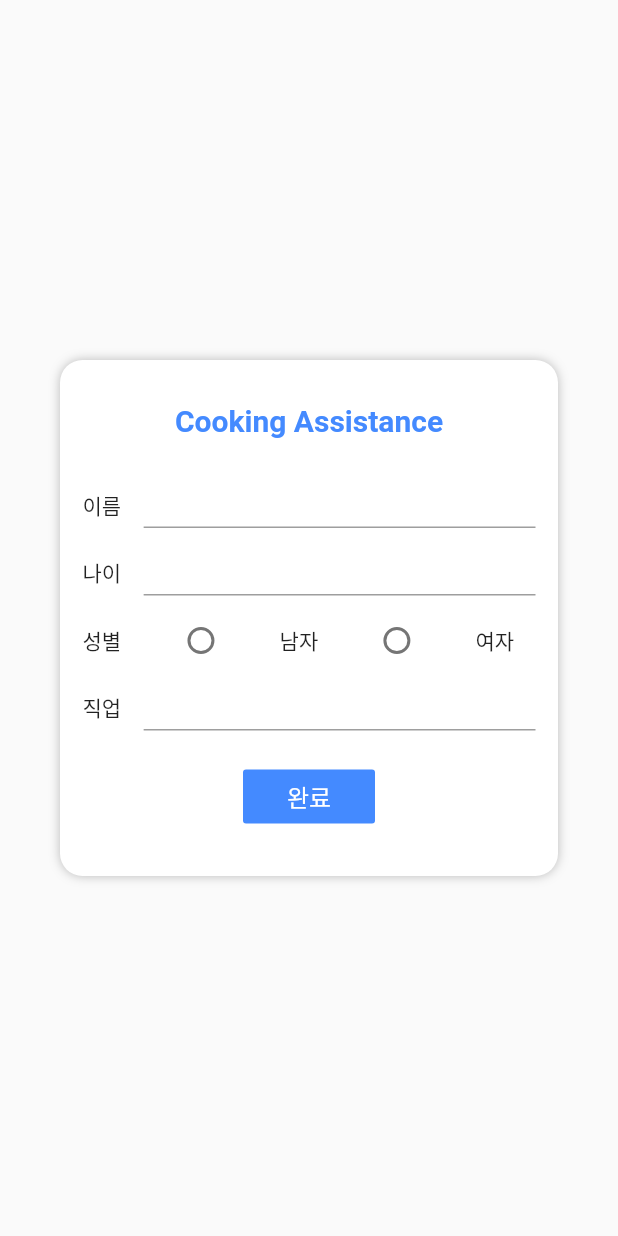
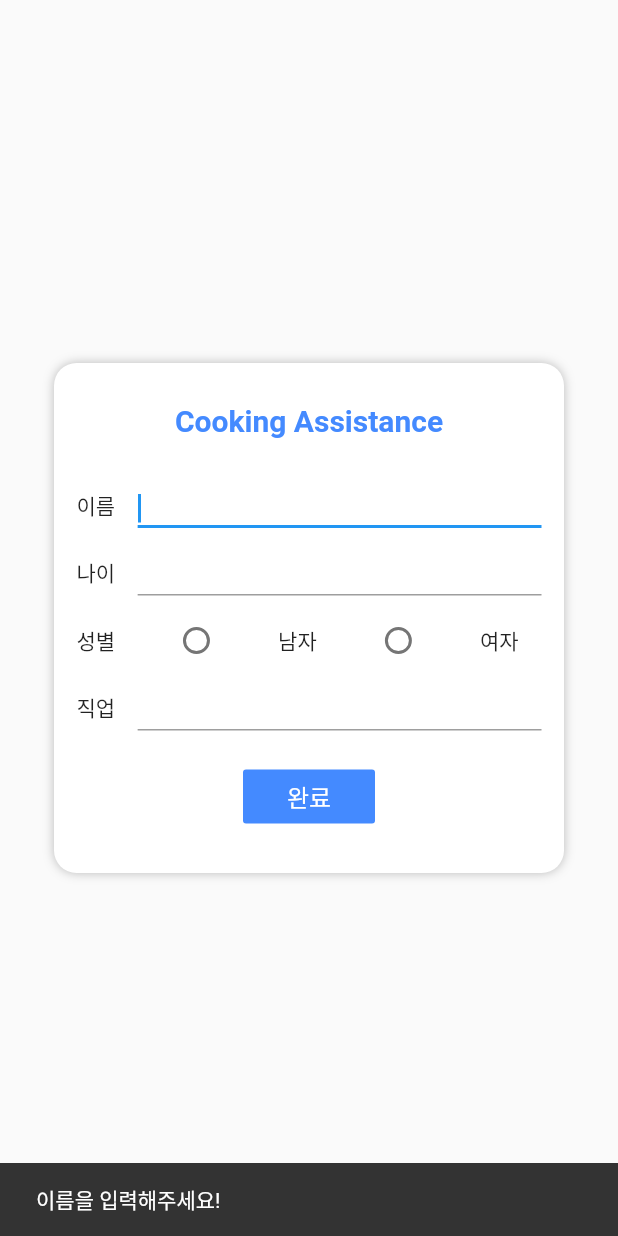
Before and after one commit to Coalery/FoodNotifier, a Flutter app: the screen it shows after launch, after a tap on "완료", on a phone screen of 412 x 824 dp. Run offline on Flutter 3.47's test engine with Material 2 defaults, Android fonts, the phone set to English and light mode, and no system bars; our stand-ins replace shared_preferences; missing offline and left inert: barcode_scan; accounts and stored records are empty.

```diff
--- a/food_notifier/lib/login_page.dart
+++ b/food_notifier/lib/login_page.dart
@@ -12,9 +12,15 @@ class LoginPage extends StatefulWidget {
 }
 
 class _LoginPageState extends State<LoginPage> {
+  final GlobalKey<ScaffoldState> _scaffoldKey = new GlobalKey<ScaffoldState>();
+
   TextEditingController _nameController = new TextEditingController();
   TextEditingController _ageController = new TextEditingController();
   TextEditingController _jobController = new TextEditingController();
+
+  FocusNode _nameFocusNode = new FocusNode();
+  FocusNode _ageFocusNode = new FocusNode();
+  FocusNode _jobFocusNode = new FocusNode();
 
   int _groupValue = 0;
 
@@ -36,9 +42,13 @@ class _LoginPageState extends State<LoginPage> {
   @override
   Widget build(BuildContext context) {
     return Scaffold(
+      key: _scaffoldKey,
       body: SafeArea(
         child: Container(
-          margin: EdgeInsets.symmetric(horizontal: 40, vertical: 240),
+          alignment: Alignment.center,
+          child: Container(
+            width: 340,
+            height: 340,
             padding: EdgeInsets.all(15),
             alignment: Alignment.center,
             decoration: BoxDecoration(
@@ -67,6 +77,7 @@ class _LoginPageState extends State<LoginPage> {
                       SizedBox(width: 15),
                       Expanded(
                         child: TextField(
+                          focusNode: _nameFocusNode,
                           controller: _nameController,
                         ),
                       )
@@ -84,6 +95,7 @@ class _LoginPageState extends State<LoginPage> {
                         child: TextField(
                           keyboardType: TextInputType.number,
                           inputFormatters: [FilteringTextInputFormatter.digitsOnly],
+                          focusNode: _ageFocusNode,
                           controller: _ageController,
                         ),
                       )
@@ -128,6 +140,7 @@ class _LoginPageState extends State<LoginPage> {
                       SizedBox(width: 15),
                       Expanded(
                         child: TextField(
+                          focusNode: _jobFocusNode,
                           controller: _jobController,
                         ),
                       )
@@ -140,11 +153,29 @@ class _LoginPageState extends State<LoginPage> {
                   child: FlatButton(
                     color: Colors.blueAccent,
                     child: Text('완료', style: TextStyle(color: Colors.white, fontSize: 16)),
-                  onPressed: () {},
+                    onPressed: () {
+                      if(_nameController.text.isEmpty) {
+                        _scaffoldKey.currentState.showSnackBar(SnackBar(content: Text('이름을 입력해주세요!'), duration: Duration(seconds: 2)));
+                        FocusScope.of(context).requestFocus(_nameFocusNode);
+                        return;
+                      } else if(_ageController.text.isEmpty) {
+                        _scaffoldKey.currentState.showSnackBar(SnackBar(content: Text('나이를 입력해주세요!'), duration: Duration(seconds: 2)));
+                        FocusScope.of(context).requestFocus(_ageFocusNode);
+                        return;
+                      } else if(_jobController.text.isEmpty) {
+                        _scaffoldKey.currentState.showSnackBar(SnackBar(content: Text('직업을 입력해주세요!'), duration: Duration(seconds: 2)));
+                        FocusScope.of(context).requestFocus(_jobFocusNode);
+                        return;
+                      } else if(_groupValue == 0) {
+                        _scaffoldKey.currentState.showSnackBar(SnackBar(content: Text('성별을 선택해주세요!'), duration: Duration(seconds: 2)));
+                        return;
+                      }
+                    },
                   )
                 )
               ]
             )
+          ),
         )
       )
     );
```
Lines whose indentation alone changed are shown as unchanged.
